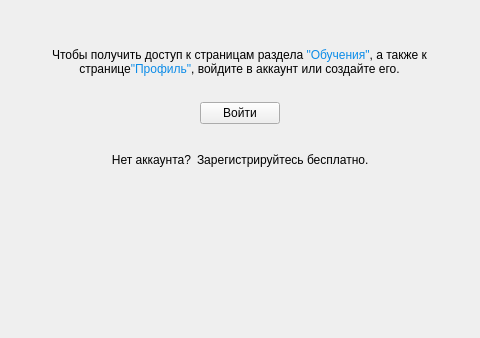
Old version of the form client/gui/ui_getstarted_page.ui in the repository RozeQz/GraphEmbedding; both pictures show x 86 to 566 and y 120 to 458 of the 651 by 458 pixel window.
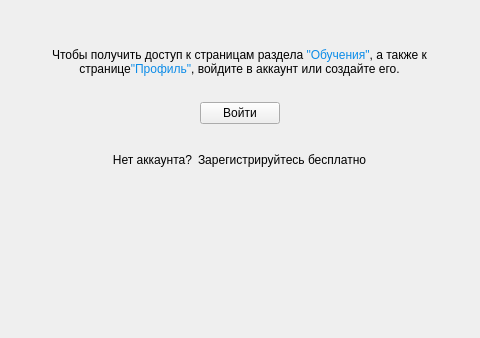
New version of the form.

Commit message: GUI: Add link between login and signup

Patch:
```diff
--- a/client/gui/ui_getstarted_page.ui
+++ b/client/gui/ui_getstarted_page.ui
@@ -182,7 +182,7 @@
         <cursorShape>PointingHandCursor</cursorShape>
        </property>
        <property name="text">
-        <string>&lt;html&gt;&lt;head/&gt;&lt;body&gt;&lt;p&gt;Зарегистрируйтесь бесплатно.&lt;/p&gt;&lt;/body&gt;&lt;/html&gt;</string>
+        <string>&lt;html&gt;&lt;head/&gt;&lt;body&gt;&lt;p&gt;Зарегистрируйтесь бесплатно&lt;/p&gt;&lt;/body&gt;&lt;/html&gt;</string>
        </property>
        <property name="wordWrap">
         <bool>false</bool>
```
The commit also changes 6 other files.
